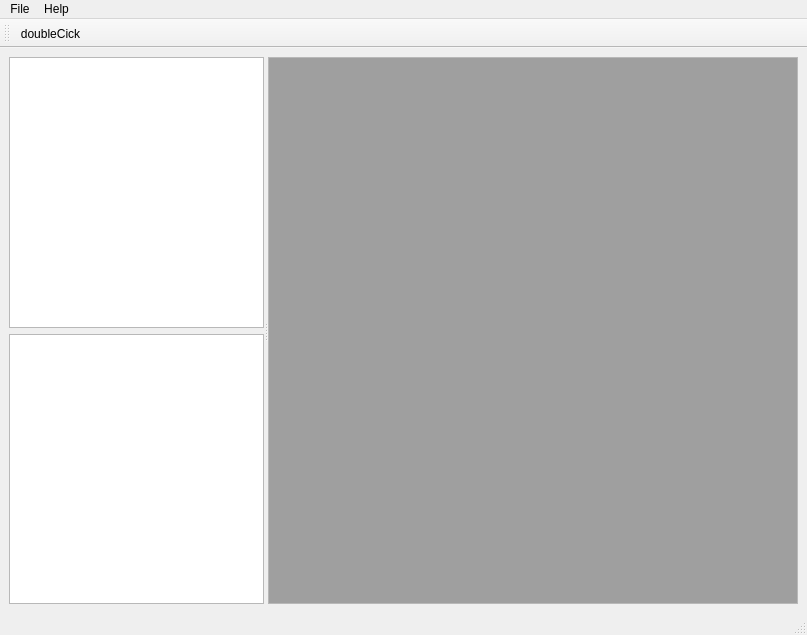
This is ui/bioglot.ui in beowulfey/pylinnaeo as Qt 5 draws it before an edit. The edited form follows.
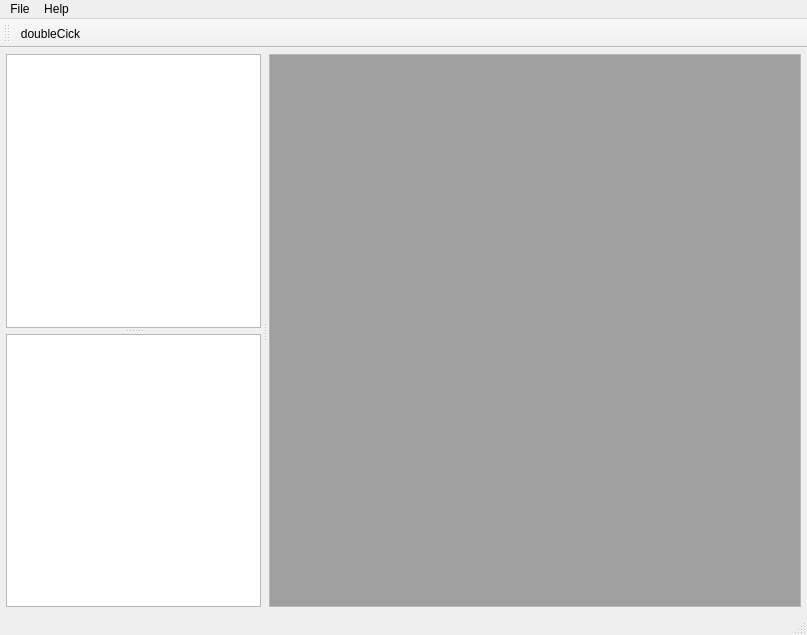
This is the edited form.

```diff
--- a/ui/bioglot.ui
+++ b/ui/bioglot.ui
@@ -15,6 +15,18 @@
   </property>
   <widget class="QWidget" name="centralwidget">
    <layout class="QGridLayout" name="gridLayout">
+    <property name="leftMargin">
+     <number>4</number>
+    </property>
+    <property name="topMargin">
+     <number>4</number>
+    </property>
+    <property name="rightMargin">
+     <number>4</number>
+    </property>
+    <property name="bottomMargin">
+     <number>4</number>
+    </property>
     <item row="0" column="0">
      <widget class="QSplitter" name="splitter">
       <property name="orientation">
@@ -22,29 +34,85 @@
       </property>
       <widget class="QWidget" name="widget" native="true">
        <layout class="QGridLayout" name="gridLayout_3">
-        <item row="1" column="1">
-         <widget class="QTreeView" name="projectTree">
-          <property name="sizePolicy">
-           <sizepolicy hsizetype="Expanding" vsizetype="Expanding">
-            <horstretch>0</horstretch>
-            <verstretch>0</verstretch>
-           </sizepolicy>
+        <property name="leftMargin">
+         <number>2</number>
+        </property>
+        <property name="topMargin">
+         <number>2</number>
+        </property>
+        <property name="rightMargin">
+         <number>2</number>
+        </property>
+        <property name="bottomMargin">
+         <number>2</number>
+        </property>
+        <item row="0" column="0">
+         <widget class="QSplitter" name="splitter_2">
+          <property name="orientation">
+           <enum>Qt::Vertical</enum>
           </property>
-          <property name="baseSize">
-           <size>
-            <width>0</width>
-            <height>0</height>
-           </size>
-          </property>
+          <widget class="QWidget" name="widget_3" native="true">
+           <layout class="QGridLayout" name="gridLayout_4">
+            <property name="leftMargin">
+             <number>0</number>
+            </property>
+            <property name="topMargin">
+             <number>0</number>
+            </property>
+            <property name="rightMargin">
+             <number>0</number>
+            </property>
+            <property name="bottomMargin">
+             <number>1</number>
+            </property>
+            <property name="spacing">
+             <number>0</number>
+            </property>
+            <item row="0" column="0">
+             <widget class="QTreeView" name="bioTree"/>
+            </item>
+           </layout>
+          </widget>
+          <widget class="QWidget" name="widget_4" native="true">
+           <layout class="QGridLayout" name="gridLayout_5">
+            <property name="leftMargin">
+             <number>0</number>
+            </property>
+            <property name="topMargin">
+             <number>1</number>
+            </property>
+            <property name="rightMargin">
+             <number>0</number>
+            </property>
+            <property name="bottomMargin">
+             <number>0</number>
+            </property>
+            <property name="spacing">
+             <number>0</number>
+            </property>
+            <item row="0" column="0">
+             <widget class="QTreeView" name="projectTree"/>
+            </item>
+           </layout>
+          </widget>
          </widget>
         </item>
-        <item row="2" column="1">
-         <widget class="QTreeView" name="alignedTree"/>
-        </item>
        </layout>
       </widget>
       <widget class="QWidget" name="widget_2" native="true">
        <layout class="QGridLayout" name="gridLayout_2">
+        <property name="leftMargin">
+         <number>2</number>
+        </property>
+        <property name="topMargin">
+         <number>2</number>
+        </property>
+        <property name="rightMargin">
+         <number>2</number>
+        </property>
+        <property name="bottomMargin">
+         <number>2</number>
+        </property>
         <item row="0" column="0">
          <widget class="QMdiArea" name="mdiArea">
           <property name="frameShape">
```
